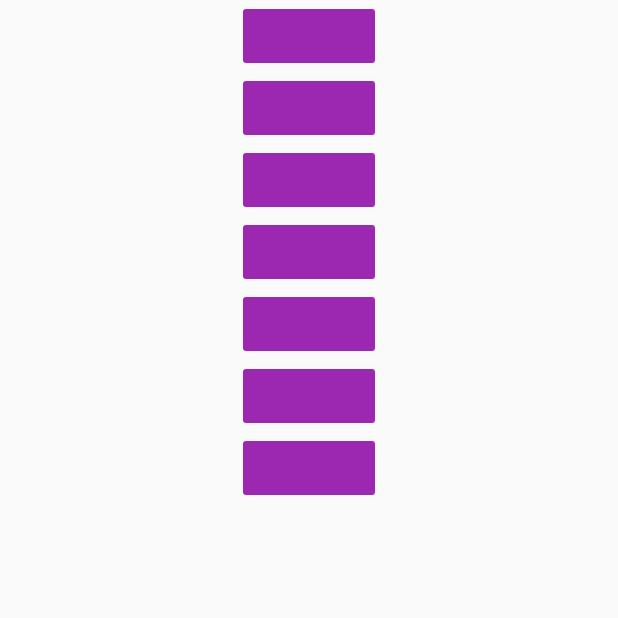
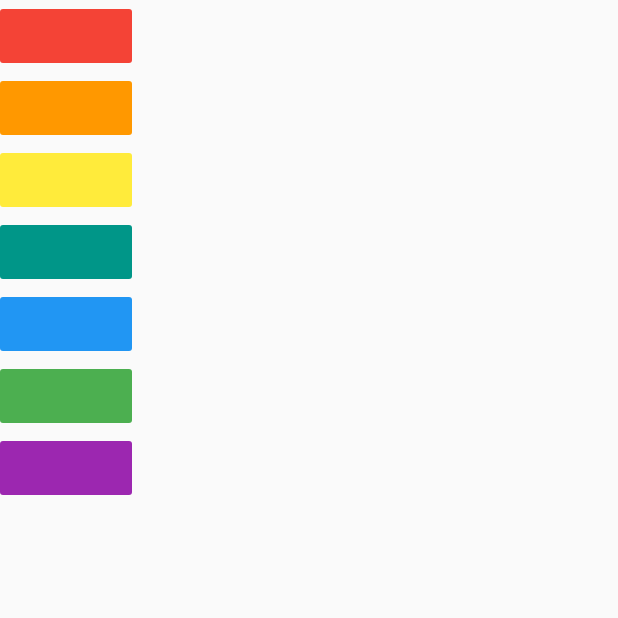
Before and after one commit to im-adarsh/flutter_xylophone, a Flutter app: the screen it shows after launch, on a phone screen of 412 x 824 dp, the top half of it. Run offline on Flutter 3.47's test engine with Material 2 defaults, Android fonts, the phone set to English and light mode, and no system bars; our stand-ins replace audioplayers.

Commit message:
adding all 7 buttons

```diff
--- a/lib/screens/home_screen.dart
+++ b/lib/screens/home_screen.dart
@@ -14,13 +14,13 @@ class HomeScreen extends StatelessWidget {
           child: Column(
             mainAxisAlignment: MainAxisAlignment.start,
             children: <Widget>[
-              Center(child: XylophoneKey(audioAssetsPath: "note1.wav", bgColor: Colors.purple,)),
-              Center(child: XylophoneKey(audioAssetsPath: "note2.wav", bgColor: Colors.purple,)),
-              Center(child: XylophoneKey(audioAssetsPath: "note3.wav", bgColor: Colors.purple,)),
-              Center(child: XylophoneKey(audioAssetsPath: "note4.wav", bgColor: Colors.purple,)),
-              Center(child: XylophoneKey(audioAssetsPath: "note5.wav", bgColor: Colors.purple,)),
-              Center(child: XylophoneKey(audioAssetsPath: "note6.wav", bgColor: Colors.purple,)),
-              Center(child: XylophoneKey(audioAssetsPath: "note7.wav", bgColor: Colors.purple,)),
+               XylophoneKey(audioAssetsPath: "note1.wav", bgColor: Colors.red,),
+               XylophoneKey(audioAssetsPath: "note2.wav", bgColor: Colors.orange,),
+               XylophoneKey(audioAssetsPath: "note3.wav", bgColor: Colors.yellow,),
+               XylophoneKey(audioAssetsPath: "note4.wav", bgColor: Colors.teal,),
+               XylophoneKey(audioAssetsPath: "note5.wav", bgColor: Colors.blue,),
+               XylophoneKey(audioAssetsPath: "note6.wav", bgColor: Colors.green,),
+               XylophoneKey(audioAssetsPath: "note7.wav", bgColor: Colors.purple,),
             ],
           ),
         ),
```
